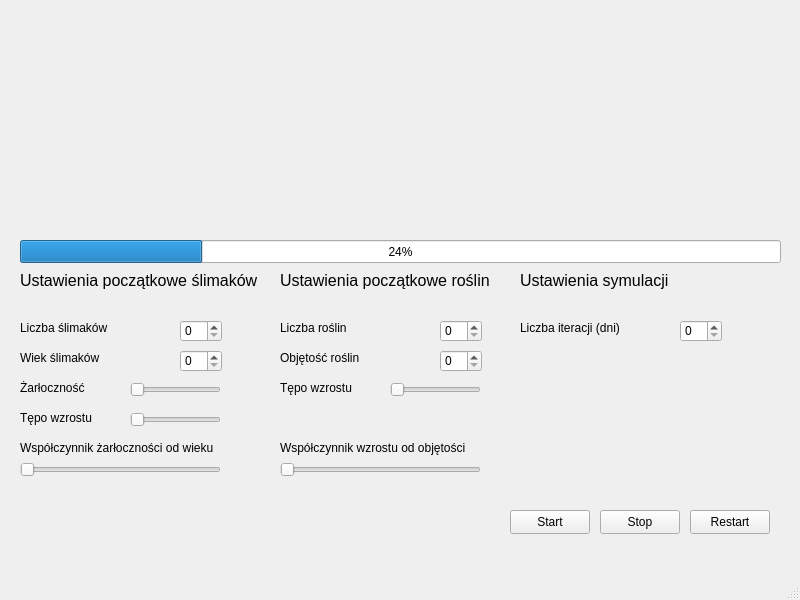
The window that src/view/mainwindow.ui (seredak319/slimax) describes before a commit, drawn with Qt 5.
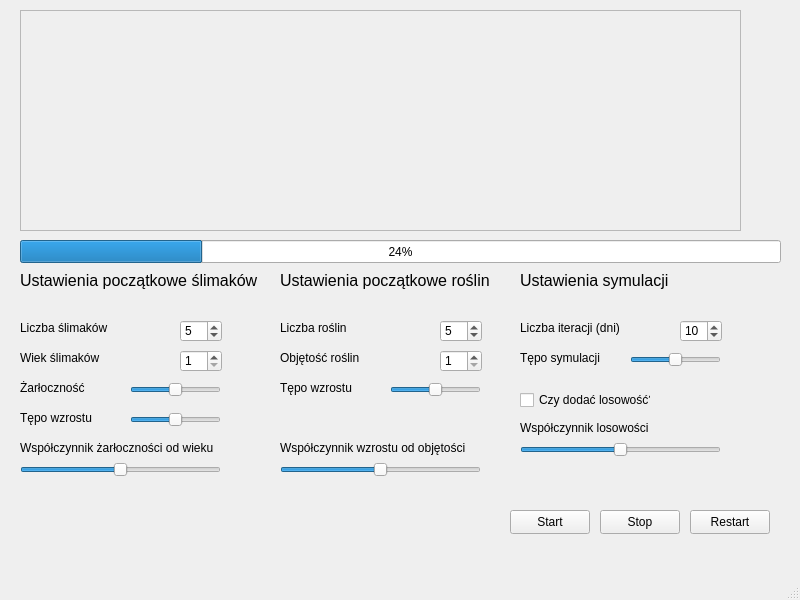
The same window after the commit.

```diff
--- a/src/view/mainwindow.ui
+++ b/src/view/mainwindow.ui
@@ -42,6 +42,12 @@
     <property name="mouseTracking">
      <bool>false</bool>
     </property>
+    <property name="maximum">
+     <number>100</number>
+    </property>
+    <property name="value">
+     <number>50</number>
+    </property>
     <property name="orientation">
      <enum>Qt::Orientation::Horizontal</enum>
     </property>
@@ -73,6 +79,12 @@
       <height>22</height>
      </rect>
     </property>
+    <property name="minimum">
+     <number>1</number>
+    </property>
+    <property name="value">
+     <number>5</number>
+    </property>
    </widget>
    <widget class="QLabel" name="label_2">
     <property name="geometry">
@@ -109,6 +121,9 @@
       <height>22</height>
      </rect>
     </property>
+    <property name="minimum">
+     <number>1</number>
+    </property>
    </widget>
    <widget class="QLabel" name="label_4">
     <property name="geometry">
@@ -138,6 +153,12 @@
     <property name="mouseTracking">
      <bool>false</bool>
     </property>
+    <property name="maximum">
+     <number>100</number>
+    </property>
+    <property name="value">
+     <number>50</number>
+    </property>
     <property name="orientation">
      <enum>Qt::Orientation::Horizontal</enum>
     </property>
@@ -164,13 +185,19 @@
       <height>22</height>
      </rect>
     </property>
+    <property name="minimum">
+     <number>1</number>
+    </property>
+    <property name="value">
+     <number>5</number>
+    </property>
    </widget>
    <widget class="QLabel" name="label_6">
     <property name="geometry">
      <rect>
       <x>280</x>
       <y>320</y>
-      <width>171</width>
+      <width>141</width>
       <height>16</height>
      </rect>
     </property>
@@ -205,6 +232,9 @@
       <height>22</height>
      </rect>
     </property>
+    <property name="minimum">
+     <number>1</number>
+    </property>
    </widget>
    <widget class="QLabel" name="label_9">
     <property name="geometry">
@@ -224,7 +254,7 @@
      <rect>
       <x>280</x>
       <y>350</y>
-      <width>171</width>
+      <width>141</width>
       <height>16</height>
      </rect>
     </property>
@@ -247,6 +277,12 @@
     <property name="mouseTracking">
      <bool>false</bool>
     </property>
+    <property name="maximum">
+     <number>100</number>
+    </property>
+    <property name="value">
+     <number>50</number>
+    </property>
     <property name="orientation">
      <enum>Qt::Orientation::Horizontal</enum>
     </property>
@@ -278,6 +314,15 @@
       <height>22</height>
      </rect>
     </property>
+    <property name="autoFillBackground">
+     <bool>false</bool>
+    </property>
+    <property name="minimum">
+     <number>1</number>
+    </property>
+    <property name="value">
+     <number>10</number>
+    </property>
    </widget>
    <widget class="QLabel" name="label_14">
     <property name="geometry">
@@ -320,6 +365,12 @@
     <property name="mouseTracking">
      <bool>false</bool>
     </property>
+    <property name="maximum">
+     <number>100</number>
+    </property>
+    <property name="value">
+     <number>50</number>
+    </property>
     <property name="orientation">
      <enum>Qt::Orientation::Horizontal</enum>
     </property>
@@ -339,6 +390,12 @@
     <property name="mouseTracking">
      <bool>false</bool>
     </property>
+    <property name="maximum">
+     <number>100</number>
+    </property>
+    <property name="value">
+     <number>50</number>
+    </property>
     <property name="orientation">
      <enum>Qt::Orientation::Horizontal</enum>
     </property>
@@ -395,6 +452,111 @@
      <number>24</number>
     </property>
    </widget>
+   <widget class="QLabel" name="label_11">
+    <property name="geometry">
+     <rect>
+      <x>520</x>
+      <y>350</y>
+      <width>91</width>
+      <height>16</height>
+     </rect>
+    </property>
+    <property name="text">
+     <string>Tępo symulacji</string>
+    </property>
+   </widget>
+   <widget class="QSlider" name="horizontalSlider_2">
+    <property name="enabled">
+     <bool>true</bool>
+    </property>
+    <property name="geometry">
+     <rect>
+      <x>630</x>
+      <y>350</y>
+      <width>91</width>
+      <height>20</height>
+     </rect>
+    </property>
+    <property name="mouseTracking">
+     <bool>false</bool>
+    </property>
+    <property name="maximum">
+     <number>100</number>
+    </property>
+    <property name="value">
+     <number>50</number>
+    </property>
+    <property name="orientation">
+     <enum>Qt::Orientation::Horizontal</enum>
+    </property>
+   </widget>
+   <widget class="QLabel" name="label_16">
+    <property name="geometry">
+     <rect>
+      <x>520</x>
+      <y>420</y>
+      <width>201</width>
+      <height>16</height>
+     </rect>
+    </property>
+    <property name="text">
+     <string>Współczynnik losowości</string>
+    </property>
+   </widget>
+   <widget class="QSlider" name="horizontalSlider_8">
+    <property name="enabled">
+     <bool>true</bool>
+    </property>
+    <property name="geometry">
+     <rect>
+      <x>520</x>
+      <y>440</y>
+      <width>201</width>
+      <height>20</height>
+     </rect>
+    </property>
+    <property name="mouseTracking">
+     <bool>false</bool>
+    </property>
+    <property name="maximum">
+     <number>100</number>
+    </property>
+    <property name="value">
+     <number>50</number>
+    </property>
+    <property name="orientation">
+     <enum>Qt::Orientation::Horizontal</enum>
+    </property>
+   </widget>
+   <widget class="QCheckBox" name="checkBox">
+    <property name="geometry">
+     <rect>
+      <x>520</x>
+      <y>390</y>
+      <width>131</width>
+      <height>20</height>
+     </rect>
+    </property>
+    <property name="text">
+     <string>Czy dodać losowość?</string>
+    </property>
+   </widget>
+   <widget class="QFrame" name="frame">
+    <property name="geometry">
+     <rect>
+      <x>20</x>
+      <y>10</y>
+      <width>721</width>
+      <height>221</height>
+     </rect>
+    </property>
+    <property name="frameShape">
+     <enum>QFrame::Shape::StyledPanel</enum>
+    </property>
+    <property name="frameShadow">
+     <enum>QFrame::Shadow::Raised</enum>
+    </property>
+   </widget>
   </widget>
   <widget class="QMenuBar" name="menubar">
    <property name="geometry">
```
